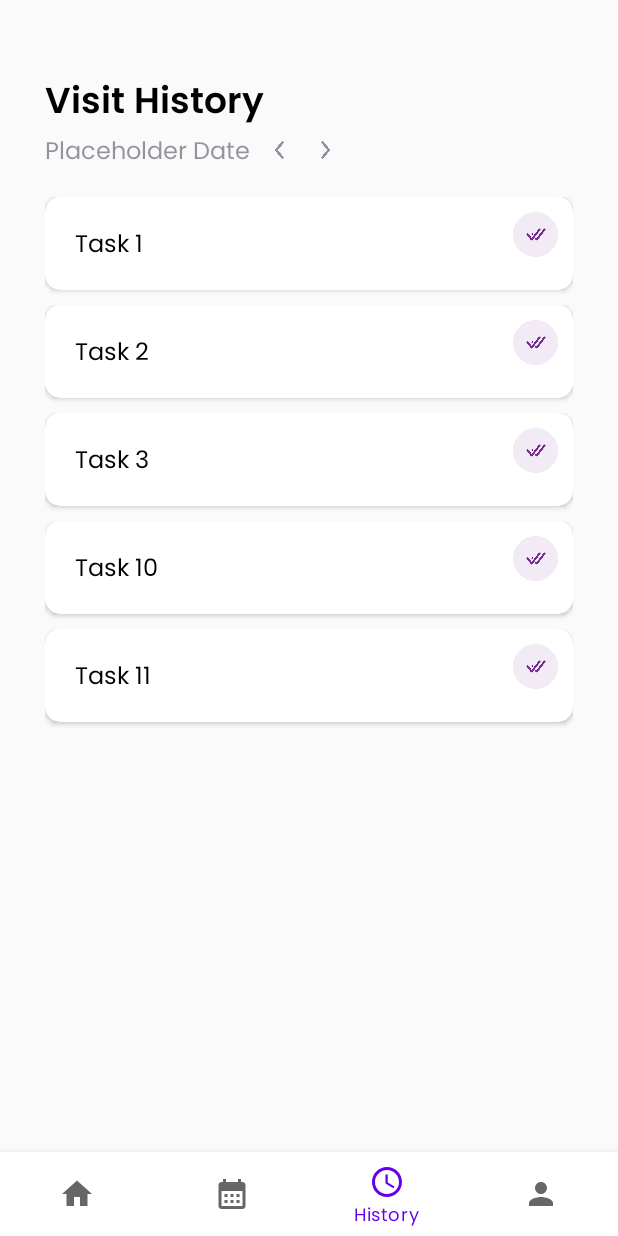
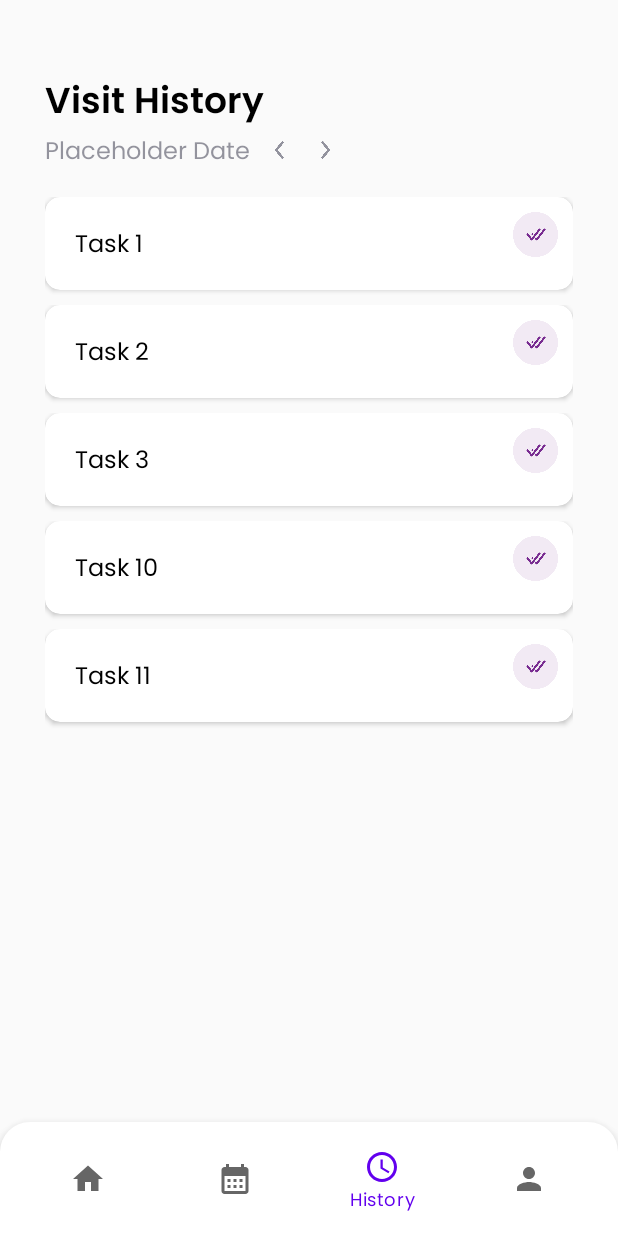
Before and after one commit to aimanxkiller/UI_Designs, an Android app: the Home screen opened directly, with no data from a screen before it, item 3 of the bottom bar chosen, on a phone screen of 412 x 824 dp. Run offline under Robolectric (Android 15) with nearby library versions, the phone set to English and light mode, and no system bars.

Commit message:
DONE ( - Custom calendar view with grey date, highlight date on selected - Month title also change with scroll )
TODO (
- Custom bottom navigation bar
)

```diff
--- a/app/src/main/java/com/example/uidesigns/adapter/RecyclerViewAdapter.kt
+++ b/app/src/main/java/com/example/uidesigns/adapter/RecyclerViewAdapter.kt
@@ -74,10 +74,10 @@ class RecyclerViewAdapter(private val listener: AdapterListener):RecyclerView.Ad
         val holderTaskTitle = holder.title
         val holderType = holder.type
 
-        var dataholder:TaskModel
+        val dataHolder:TaskModel
 
         if (position < items[0].list.size){
-            dataholder = items[0].list[position]
+            dataHolder = items[0].list[position]
             when(items[0].list[position].type){
                 1->{
                     holderTaskTitle.setTextColor(ContextCompat.getColor(mainHolder.context,R.color.daily_dark))
@@ -99,7 +99,7 @@ class RecyclerViewAdapter(private val listener: AdapterListener):RecyclerView.Ad
                 }
             }
         }else{
-            dataholder=items[1].list[(position - items[0].list.size)]
+            dataHolder=items[1].list[(position - items[0].list.size)]
             when(items[1].list[(position - items[0].list.size)].type){
                 1->{
                     holderTaskTitle.setTextColor(ContextCompat.getColor(mainHolder.context,R.color.daily_dark))
@@ -124,14 +124,14 @@ class RecyclerViewAdapter(private val listener: AdapterListener):RecyclerView.Ad
 
         mainHolder.setOnClickListener {
             //Do stuff clicked here
-            listener.onClicked(dataholder)
+            listener.onClicked(dataHolder)
         }
         holder.bind(items,position)
     }
 
     override fun getItemCount(): Int {
-        var counter:Int = 0
-        items.forEachIndexed { index, taskList ->
+        var counter = 0
+        items.forEachIndexed { index, _ ->
             counter += items[index].list.size
         }
         return counter
--- a/app/src/main/java/com/example/uidesigns/fragments/Calendar.kt
+++ b/app/src/main/java/com/example/uidesigns/fragments/Calendar.kt
@@ -108,7 +108,8 @@ class Calendar : Fragment() {
             init {
                 view.setOnClickListener {
                     // Check the day position as we do not want to select in or out dates.
-                    if (day.position == DayPosition.MonthDate) {
+
+                    if (day.date == LocalDate.now() || day.date.until(LocalDate.now(), ChronoUnit.DAYS) in -2..4) {
                         // Keep a reference to any previous selection
                         // in case we overwrite it and need to reload it.
                         val currentSelection = selectedDate
--- a/app/src/main/res/layout/activity_main_menu.xml
+++ b/app/src/main/res/layout/activity_main_menu.xml
@@ -24,6 +24,6 @@
         app:layout_constraintEnd_toEndOf="parent"
         app:layout_constraintStart_toStartOf="parent"
         app:menu="@menu/bottom_nav"
-        android:background="@color/white"/>
+        android:background="@drawable/bottom_drawer_background"/>
 
 </androidx.constraintlayout.widget.ConstraintLayout>
```
Also changed, not shown: app/src/main/res/drawable/ic_home_nav.xml (added, +12 -0 lines).
